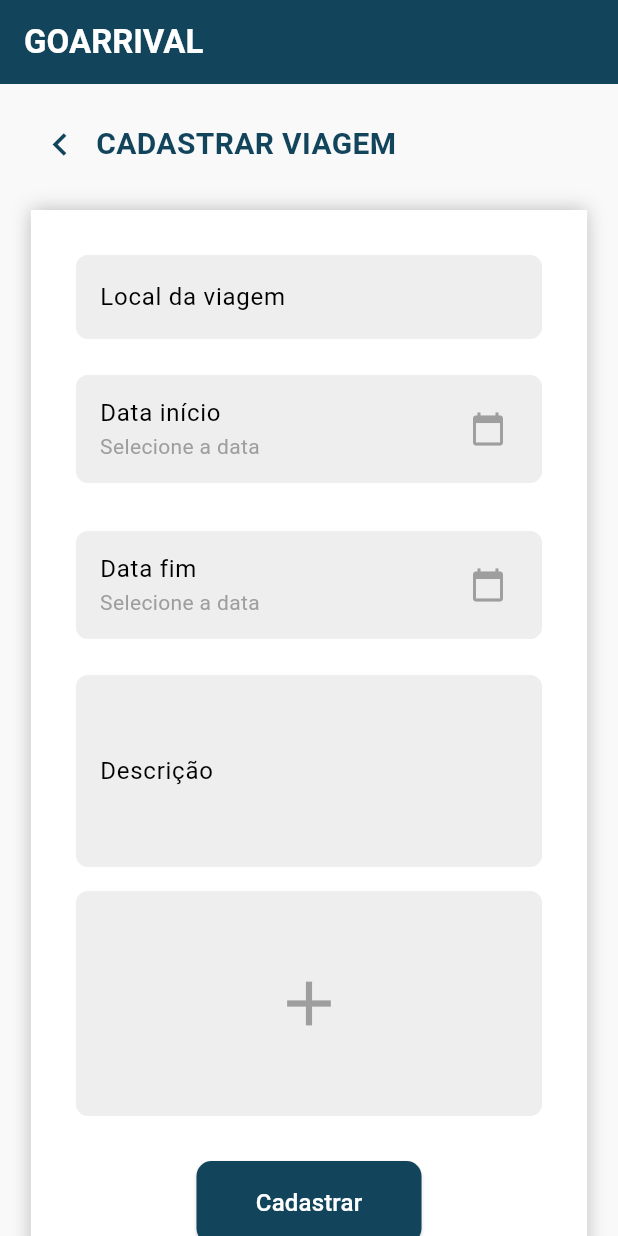
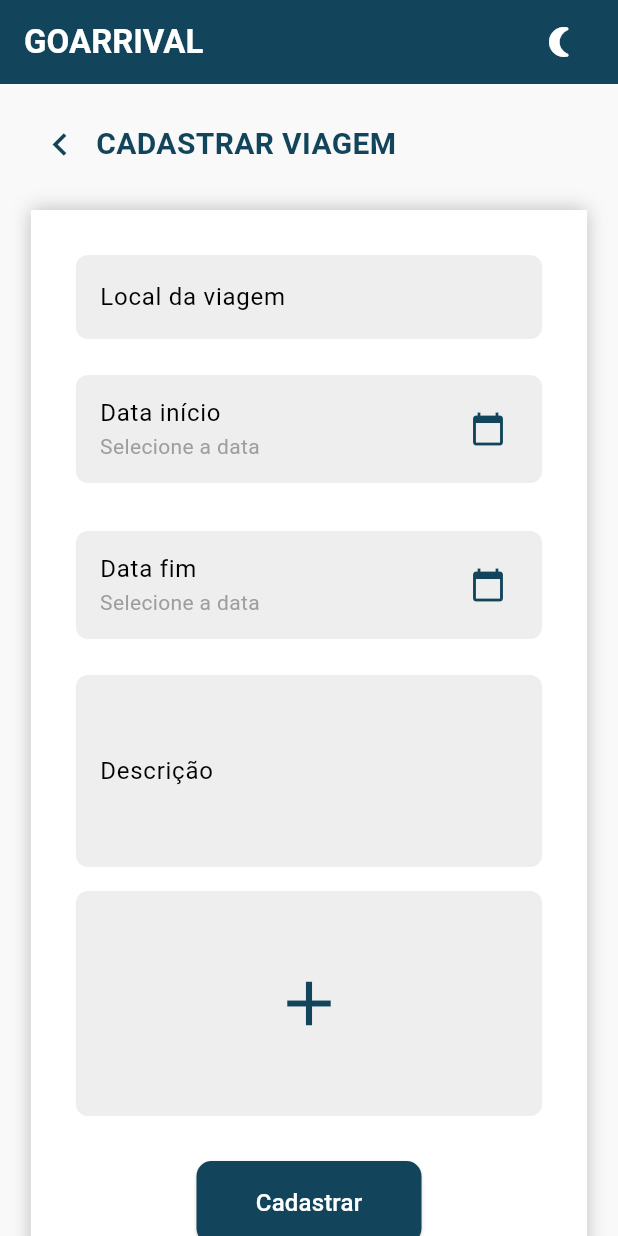
Before and after one commit to raquel1s/goarrival, a Flutter app: the CadastrarViagem screen opened directly with empty values, on a phone screen of 412 x 824 dp. Run offline on Flutter 3.47's test engine with Material 3 defaults, Android fonts, the phone set to English and light mode, and no system bars; our stand-ins replace cloud_firestore, firebase_auth, firebase_core, flutter_map, font_awesome_flutter, google_sign_in and 2 more; accounts and stored records are empty.

Commit message:
adicionando tema escuro

```diff
--- a/lib/components/Box.dart
+++ b/lib/components/Box.dart
@@ -17,7 +17,7 @@ class Box extends StatelessWidget {
         width: boxWidth,
         padding: const EdgeInsets.all(30),
         decoration: BoxDecoration(
-          color: Colors.white,
+          color: Theme.of(context).colorScheme.onPrimary,
           boxShadow: [
             BoxShadow(color: Colors.black26, blurRadius: 10),
           ],
--- /dev/null
+++ b/lib/provider/theme_provider.dart
@@ -0,0 +1,13 @@
+import 'package:flutter/material.dart';
+
+class ThemeProvider extends ChangeNotifier {
+  ThemeMode _themeMode = ThemeMode.light;
+
+  ThemeMode get themeMode => _themeMode;
+
+  void toggleTheme() {
+    _themeMode =
+        _themeMode == ThemeMode.light ? ThemeMode.dark : ThemeMode.light;
+    notifyListeners();
+  }
+}
--- a/lib/screens/cadastrar_viagem.dart
+++ b/lib/screens/cadastrar_viagem.dart
@@ -4,9 +4,11 @@ import 'package:flutter/material.dart';
 import 'package:goarrival/components/Box.dart';
 import 'package:goarrival/controller/viagem_controller.dart';
 import 'package:goarrival/models/viagem.dart';
+import 'package:goarrival/provider/theme_provider.dart';
 import 'package:goarrival/screens/tela_viagens.dart';
 import 'package:goarrival/services/geocoding_service.dart';
 import 'package:image_picker/image_picker.dart';
+import 'package:provider/provider.dart';
 
 class CadastrarViagem extends StatefulWidget {
   final ControleViagens controleViagens;
@@ -15,8 +17,6 @@ class CadastrarViagem extends StatefulWidget {
 
   @override
   State<CadastrarViagem> createState() => _CadastrarViagemState();
-
-
 }
 
 class _CadastrarViagemState extends State<CadastrarViagem> {
@@ -83,6 +83,21 @@ class _CadastrarViagemState extends State<CadastrarViagem> {
       appBar: AppBar(
         automaticallyImplyLeading: false,
         title: const Text('GOARRIVAL'),
+        actions: [
+          Padding(
+            padding: const EdgeInsets.symmetric(horizontal: 15.0),
+            child: IconButton(
+              icon: Icon(
+                context.watch<ThemeProvider>().themeMode == ThemeMode.dark
+                    ? Icons.wb_sunny
+                    : Icons.nightlight_round
+              ),
+              onPressed: () {
+                context.read<ThemeProvider>().toggleTheme();
+              },
+            ),
+          ),
+        ],
       ),
       body: SingleChildScrollView(
         child: Padding(
@@ -104,18 +119,18 @@ class _CadastrarViagemState extends State<CadastrarViagem> {
                         ),
                       );
                     },
-                    icon: const Icon(
+                    icon: Icon(
                       Icons.chevron_left,
-                      color: Color(0xFF12455C),
+                      color: Theme.of(context).colorScheme.primary,
                       size: 30,
                     ),
                   ),
-                  const Text(
+                  Text(
                     "CADASTRAR VIAGEM",
                     style: TextStyle(
                       fontSize: 20,
                       fontWeight: FontWeight.bold,
-                      color: Color(0xFF12455C),
+                      color: Theme.of(context).colorScheme.primary,
                     ),
                   ),
                 ],
@@ -158,15 +173,15 @@ class _CadastrarViagemState extends State<CadastrarViagem> {
                           height: 150,
                           decoration: BoxDecoration(
                             borderRadius: BorderRadius.circular(8),
-                            color: Colors.grey[200],
+                            color: Theme.of(context).inputDecorationTheme.fillColor,
                           ),
                           child:
                               fotos.isEmpty
-                                  ? const Center(
+                                  ? Center(
                                     child: Icon(
                                       Icons.add,
                                       size: 50,
-                                      color: Colors.grey,
+                                      color: Theme.of(context).colorScheme.primary,
                                     ),
                                   )
                                   : GridView.builder(
@@ -193,7 +208,8 @@ class _CadastrarViagemState extends State<CadastrarViagem> {
                           width: 150,
                           child: ElevatedButton(
                             style: ElevatedButton.styleFrom(
-                              backgroundColor: const Color(0xFF12455C),
+                              backgroundColor:
+                                  Theme.of(context).colorScheme.primary,
                               shape: RoundedRectangleBorder(
                                 borderRadius: BorderRadius.circular(10),
                               ),
@@ -212,7 +228,10 @@ class _CadastrarViagemState extends State<CadastrarViagem> {
                                   erroDataInicio == null &&
                                   erroDataFim == null) {
                                 _formKey.currentState!.save();
-                                final coordenadas = await GeocodingService.getCoordinates(local);
+                                final coordenadas =
+                                    await GeocodingService.getCoordinates(
+                                      local,
+                                    );
                                 final novaViagem = Viagem(
                                   local: local,
                                   descricao: descricao,
@@ -224,15 +243,17 @@ class _CadastrarViagemState extends State<CadastrarViagem> {
                                   longitude: coordenadas?.longitude,
                                 );
 
-                              await widget.controleViagens.adicionarViagem(novaViagem);
+                                await widget.controleViagens.adicionarViagem(
+                                  novaViagem,
+                                );
                                 Navigator.pop(context, true);
                               }
                             },
-                            child: const Text(
+                            child: Text(
                               'Cadastrar',
                               style: TextStyle(
                                 fontSize: 16,
-                                color: Colors.white,
+                                color: Theme.of(context).colorScheme.onPrimary,
                               ),
                             ),
                           ),
@@ -256,7 +277,7 @@ class _CadastrarViagemState extends State<CadastrarViagem> {
         padding: const EdgeInsets.only(left: 12.0),
         child: Text(
           erro,
-          style: const TextStyle(color: Colors.red, fontSize: 12),
+          style: Theme.of(context).inputDecorationTheme.errorStyle,
         ),
       );
     }
@@ -271,12 +292,6 @@ class _CadastrarViagemState extends State<CadastrarViagem> {
     return TextFormField(
       decoration: InputDecoration(
         labelText: label,
-        filled: true,
-        fillColor: Colors.grey[200],
-        border: OutlineInputBorder(
-          borderRadius: BorderRadius.circular(8),
-          borderSide: BorderSide.none,
-        ),
       ),
       maxLines: maxLines,
       validator:
@@ -293,7 +308,7 @@ class _CadastrarViagemState extends State<CadastrarViagem> {
     return Container(
       margin: const EdgeInsets.symmetric(vertical: 8),
       decoration: BoxDecoration(
-        color: Colors.grey[200],
+        color: Theme.of(context).inputDecorationTheme.fillColor,
         borderRadius: BorderRadius.circular(8),
       ),
       child: ListTile(
@@ -303,10 +318,10 @@ class _CadastrarViagemState extends State<CadastrarViagem> {
               ? 'Selecione a data'
               : '${selectedDate.day.toString().padLeft(2, '0')}/${selectedDate.month.toString().padLeft(2, '0')}/${selectedDate.year}',
           style: TextStyle(
-            color: selectedDate == null ? Colors.grey : Colors.black,
+            color: Colors.grey,
           ),
         ),
-        trailing: const Icon(Icons.calendar_today, color: Colors.grey),
+        trailing: Icon(Icons.calendar_today, color: Theme.of(context).colorScheme.primary),
         onTap: onTap,
       ),
     );
--- a/pubspec.yaml
+++ b/pubspec.yaml
@@ -44,6 +44,7 @@ dependencies:
   firebase_core: ^3.13.1
   firebase_auth: ^5.5.4
   cloud_firestore: 5.6.8
+  provider: ^6.1.5
 
 
 dev_dependencies:
```
Also changed, not shown: lib/main.dart (+27 -8 lines), lib/screens/tela_usuario.dart (+6 -6 lines), lib/screens/tela_viagens.dart (+35 -22 lines), lib/screens/viagem_detalhes.dart (+31 -14 lines), pubspec.lock.
